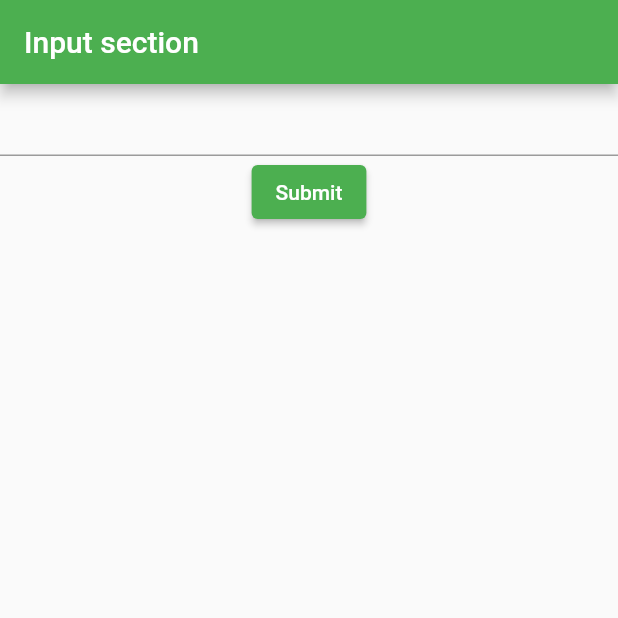
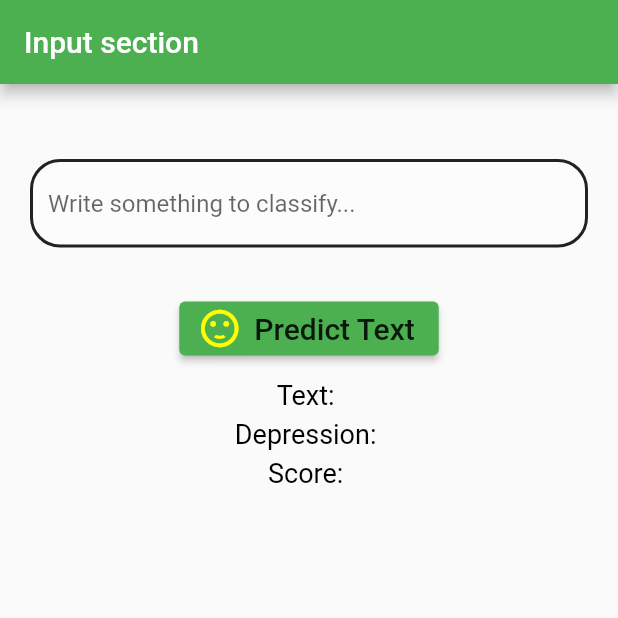
Before and after one commit to boohthai/Thesis-Grad, a Flutter app: the screen it shows after launch, after a tap on "GET STARTED", on a phone screen of 412 x 824 dp, the top half of it. Run offline on Flutter 3.47's test engine with Material 2 defaults, Android fonts, the phone set to English and light mode, and no system bars; our stand-ins replace percent_indicator; network calls fail.

Commit message:
Back-end apis and models

```diff
--- a/lib/InputSection.dart
+++ b/lib/InputSection.dart
@@ -1,6 +1,10 @@
+// ignore_for_file: prefer_const_constructors
 import 'package:flutter/material.dart';
 import 'package:thesis_v01/ResultScreen.dart';
 import 'package:thesis_v01/main.dart';
+import 'package:http/http.dart' as http;
+import 'dart:convert';
+
 class MyForm extends StatelessWidget {
   const MyForm({Key? key}) : super(key: key);
 
@@ -20,6 +24,7 @@ class MyForm extends StatelessWidget {
     );
   }
 }
+
 // Create a Form widget.
 class MyCustomForm extends StatefulWidget {
   const MyCustomForm({Key? key}) : super(key: key);
@@ -33,6 +38,10 @@ class MyCustomForm extends StatefulWidget {
 // Create a corresponding State class.
 // This class holds data related to the form.
 class MyCustomFormState extends State<MyCustomForm> {
+  // Display variables
+  String text = "";
+  String depressionResult = "";
+  String depressionScore = "";
   // Create a global key that uniquely identifies the Form widget
   // and allows validation of the form.
   // Note: This is a GlobalKey<FormState>,
@@ -44,27 +53,80 @@ class MyCustomFormState extends State<MyCustomForm> {
     // Build a Form widget using the _formKey created above.
     return Form(
       key: _formKey,
+      child: Padding(
+        padding: EdgeInsets.symmetric(horizontal: 20),
         child: Column(
-        crossAxisAlignment: CrossAxisAlignment.start,
+          mainAxisAlignment: MainAxisAlignment.start,
+          crossAxisAlignment: CrossAxisAlignment.center,
           children: [
+            SizedBox(height: 50),
             TextFormField(
               keyboardType: TextInputType.multiline,
               maxLines: null,
               // The validator receives the text that the user has entered.
-            validator: (value) {
-              if (value == null || value.isEmpty) {
-                return 'Please enter some text';
-              }
-              return null;
+              onChanged: (value) {
+                setState(() {
+                  text = value;
+                });
               },
+              decoration: InputDecoration(
+                  filled: true,
+                  fillColor: Colors.white.withOpacity(0.3),
+                  hintText: 'Write something to classify...',
+                  focusedBorder: OutlineInputBorder(
+                    borderSide: BorderSide(color: Colors.black87, width: 2),
+                    borderRadius: BorderRadius.all(Radius.circular(20)),
                   ),
+                  enabledBorder: OutlineInputBorder(
+                    borderSide: BorderSide(color: Colors.black87, width: 2),
+                    borderRadius: BorderRadius.all(Radius.circular(20)),
+                  )),
+            ),
+            SizedBox(height: 30),
             Center(
               //padding: const EdgeInsets.symmetric(vertical: 16.0),
-            child: ElevatedButton(
+              child: ElevatedButton.icon(
+                icon: Icon(
+                  Icons.sentiment_satisfied,
+                  color: Colors.yellowAccent,
+                  size: 30,
+                ),
+                label: Text(
+                  'Predict Text',
+                  style: Theme.of(context)
+                      .textTheme
+                      .headline6
+                      ?.apply(color: Colors.black87),
+                ),
                 style: ElevatedButton.styleFrom(
                   primary: Colors.green,
                 ),
-              onPressed: () {
+                onPressed: () async {
+                  // Uri for back-end
+                  final url = Uri.http("192.168.0.2:5000", "/");
+                  final response = await http
+                      .post(url, body: json.encode({'text': text}), headers: {
+                    'Content-Type': "application/json; charset=utf-8",
+                  });
+                  print("Status Code: ${response.statusCode}");
+                  print("Return Date: ${response.body}");
+
+                  if (response.statusCode == 200) {
+                    final jsonResponse =
+                        jsonDecode(response.body) as Map<String, dynamic>;
+                    depressionResult = jsonResponse['depression'];
+                    depressionScore = jsonResponse['score'];
+                    print("Depression Result: $depressionResult");
+                    print("Depression Score: $depressionScore");
+
+                    setState(() {
+                      depressionResult = depressionResult;
+                      depressionScore = depressionScore;
+                    });
+                  } else {
+                    print("Request failed with status: ${response.statusCode}");
+                  }
+
                   // Validate returns true if the form is valid, or false otherwise.
                   if (_formKey.currentState!.validate()) {
                     // If the form is valid, display a snackbar. In the real world,
@@ -78,10 +140,29 @@ class MyCustomFormState extends State<MyCustomForm> {
                   //   MaterialPageRoute(builder: (context)=> const ResultPage(),)
                   // );
                 },
-              child: const Text('Submit'),
               ),
             ),
+            SizedBox(height: 10),
+            Text("Text: $text",
+                style: TextStyle(
+                    color: Colors.black,
+                    fontSize: 18,
+                    fontWeight: FontWeight.w400)),
+            SizedBox(height: 5),
+            Text("Depression: $depressionResult",
+                style: TextStyle(
+                    color: Colors.black,
+                    fontSize: 18,
+                    fontWeight: FontWeight.w400)),
+            SizedBox(height: 5),
+            Text("Score: $depressionScore",
+                style: TextStyle(
+                    color: Colors.black,
+                    fontSize: 18,
+                    fontWeight: FontWeight.w400)),
+            SizedBox(height: 5),
           ],
+        ),
       ),
     );
   }
--- a/lib/main.dart
+++ b/lib/main.dart
@@ -1,8 +1,10 @@
 import 'package:flutter/material.dart';
 import 'package:thesis_v01/InputSection.dart';
+
 void main() {
   runApp(const MaterialApp(
     title: 'Thesis Demo',
+    debugShowCheckedModeBanner: false,
     home: FirstPage(),
   ));
 }
@@ -16,6 +18,7 @@ class FirstPage extends StatelessWidget {
       appBar: AppBar(
         title: const Text('Thesis Demo'),
         backgroundColor: Colors.green,
+        centerTitle: true,
       ),
       body: Center(
         child: ElevatedButton(
--- a/pubspec.yaml
+++ b/pubspec.yaml
@@ -3,7 +3,7 @@ description: Thesis Project
 
 # The following line prevents the package from being accidentally published to
 # pub.dev using `flutter pub publish`. This is preferred for private packages.
-publish_to: 'none' # Remove this line if you wish to publish to pub.dev
+publish_to: "none" # Remove this line if you wish to publish to pub.dev
 
 # The following defines the version and build number for your application.
 # A version number is three numbers separated by dots, like 1.2.43
@@ -30,7 +30,7 @@ dependencies:
   flutter:
     sdk: flutter
   percent_indicator: ^3.4.0
-
+  http: ^0.13.4
 
   # The following adds the Cupertino Icons font to your application.
   # Use with the CupertinoIcons class for iOS style icons.
@@ -52,7 +52,6 @@ dev_dependencies:
 
 # The following section is specific to Flutter.
 flutter:
-
   # The following line ensures that the Material Icons font is
   # included with your application, so that you can use the icons in
   # the material Icons class.
```
Also changed, not shown: pubspec.lock, 3 other files. Lines whose indentation alone changed are shown as unchanged.
